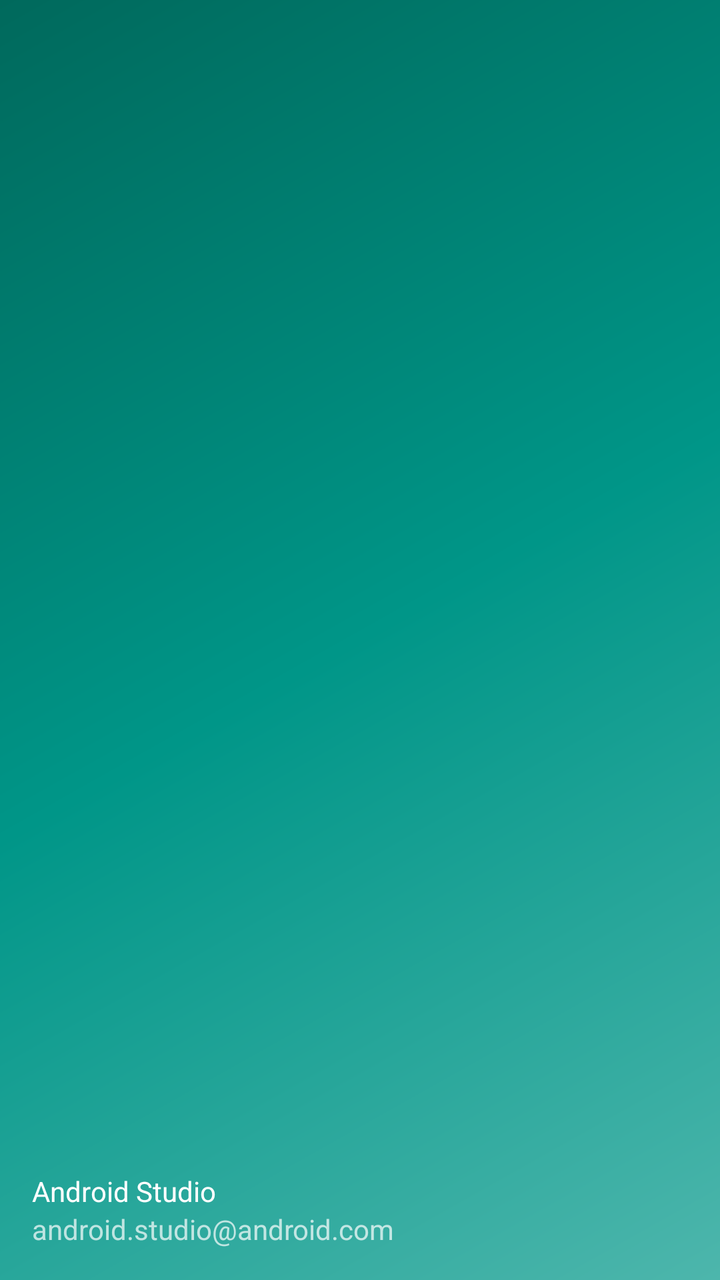
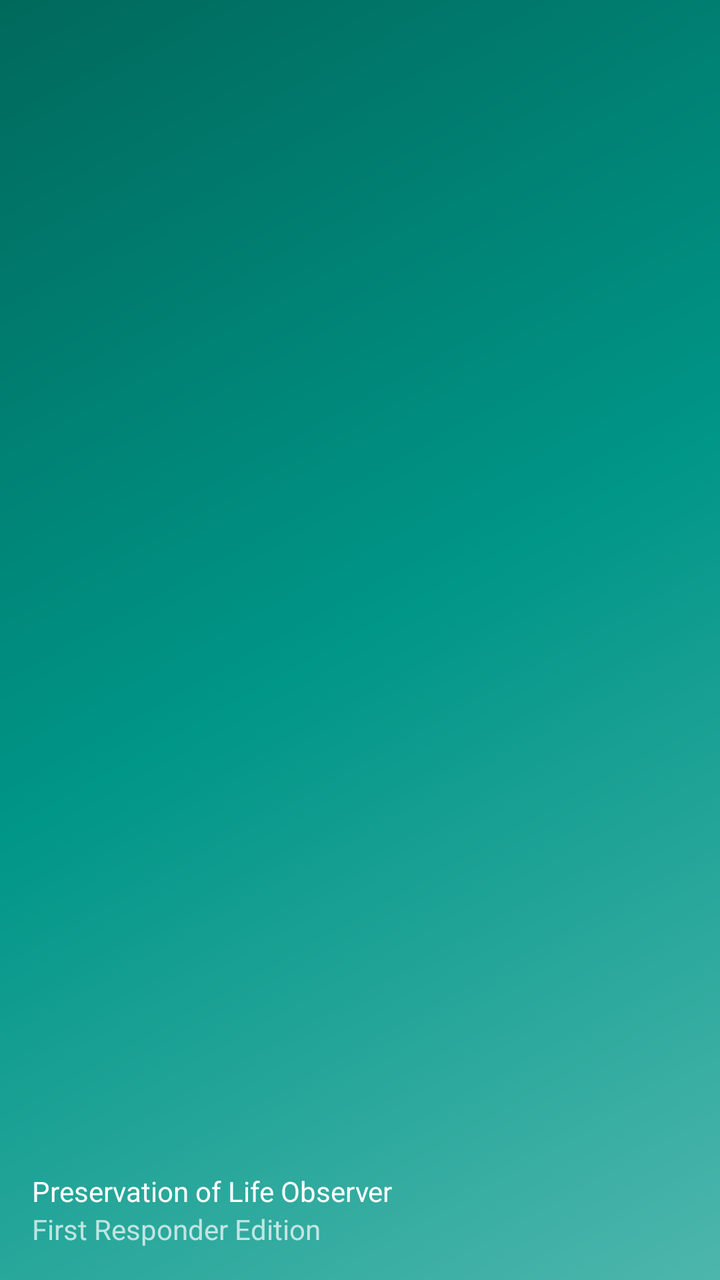

Before-and-after screenshots of an Android layout around one commit, followed by the original layout XML and the change that was made.
<!-- AndroidManifest.xml: application theme AppTheme -->
<!-- res/layout/nav_header_navigation.xml -->
<?xml version="1.0" encoding="utf-8"?>
<LinearLayout xmlns:android="http://schemas.android.com/apk/res/android"
    xmlns:app="http://schemas.android.com/apk/res-auto"
    android:layout_width="match_parent"
    android:layout_height="@dimen/nav_header_height"
    android:background="@drawable/side_nav_bar"
    android:gravity="bottom"
    android:orientation="vertical"
    android:paddingLeft="@dimen/activity_horizontal_margin"
    android:paddingTop="@dimen/activity_vertical_margin"
    android:paddingRight="@dimen/activity_horizontal_margin"
    android:paddingBottom="@dimen/activity_vertical_margin"
    android:theme="@style/ThemeOverlay.AppCompat.Dark">

    <ImageView
        android:id="@+id/imageView"
        android:layout_width="wrap_content"
        android:layout_height="wrap_content"
        android:contentDescription="@string/nav_header_desc"
        android:paddingTop="@dimen/nav_header_vertical_spacing"
        app:srcCompat="@mipmap/ic_launcher_round" />

    <TextView
        android:layout_width="match_parent"
        android:layout_height="wrap_content"
        android:paddingTop="@dimen/nav_header_vertical_spacing"
        android:text="@string/nav_header_title"
        android:textAppearance="@style/TextAppearance.AppCompat.Body1" />

    <TextView
        android:id="@+id/textView"
        android:layout_width="wrap_content"
        android:layout_height="wrap_content"
        android:text="@string/nav_header_subtitle" />

</LinearLayout>
<!-- resources referenced by this layout -->
<resources>
  <dimen name="activity_horizontal_margin">16dp</dimen>
  <dimen name="activity_vertical_margin">16dp</dimen>
  <dimen name="nav_header_height">176dp</dimen>
  <dimen name="nav_header_vertical_spacing">8dp</dimen>
  <!-- drawable side_nav_bar (drawable) -->
  <shape xmlns:android="http://schemas.android.com/apk/res/android"
      android:shape="rectangle">
      <gradient
          android:angle="135"
          android:centerColor="#009688"
          android:endColor="#00695C"
          android:startColor="#4DB6AC"
          android:type="linear" />
  </shape>
  <!-- mipmap ic_launcher_round (mipmap-anydpi-v26) -->
  <?xml version="1.0" encoding="utf-8"?>
  <adaptive-icon xmlns:android="http://schemas.android.com/apk/res/android">
      <background android:drawable="@drawable/ic_launcher_background" />
      <foreground android:drawable="@drawable/ic_launcher_foreground" />
  </adaptive-icon>
  <string name="nav_header_desc">Navigation header</string>
  <string name="nav_header_subtitle">android.studio@android.com</string>
  <string name="nav_header_title">Android Studio</string>
  <style name="AppTheme" parent="Theme.AppCompat.Light.DarkActionBar">
          
          <item name="colorPrimary">@color/colorPrimary</item>
          <item name="colorPrimaryDark">@color/colorPrimaryDark</item>
          <item name="colorAccent">@color/colorAccent</item>
      </style>
  <!-- drawable ic_launcher_background: vector/xml drawable (drawable, 5605 chars, omitted) -->
  <!-- drawable ic_launcher_foreground (drawable-v24) -->
  <vector xmlns:android="http://schemas.android.com/apk/res/android"
      xmlns:aapt="http://schemas.android.com/aapt"
      android:width="108dp"
      android:height="108dp"
      android:viewportWidth="108"
      android:viewportHeight="108">
      <path
          android:fillType="evenOdd"
          android:pathData="M32,64C32,64 38.39,52.99 44.13,50.95C51.37,48.37 70.14,49.57 70.14,49.57L108.26,87.69L108,109.01L75.97,107.97L32,64Z"
          android:strokeWidth="1"
          android:strokeColor="#00000000">
          <aapt:attr name="android:fillColor">
              <gradient
                  android:endX="78.5885"
                  android:endY="90.9159"
                  android:startX="48.7653"
                  android:startY="61.0927"
                  android:type="linear">
                  <item
                      android:color="#44000000"
                      android:offset="0.0" />
                  <item
                      android:color="#00000000"
                      android:offset="1.0" />
              </gradient>
          </aapt:attr>
      </path>
      <path
          android:fillColor="#FFFFFF"
          android:fillType="nonZero"
          android:pathData="M66.94,46.02L66.94,46.02C72.44,50.07 76,56.61 76,64L32,64C32,56.61 35.56,50.11 40.98,46.06L36.18,41.19C35.45,40.45 35.45,39.3 36.18,38.56C36.91,37.81 38.05,37.81 38.78,38.56L44.25,44.05C47.18,42.57 50.48,41.71 54,41.71C57.48,41.71 60.78,42.57 63.68,44.05L69.11,38.56C69.84,37.81 70.98,37.81 71.71,38.56C72.44,39.3 72.44,40.45 71.71,41.19L66.94,46.02ZM62.94,56.92C64.08,56.92 65,56.01 65,54.88C65,53.76 64.08,52.85 62.94,52.85C61.8,52.85 60.88,53.76 60.88,54.88C60.88,56.01 61.8,56.92 62.94,56.92ZM45.06,56.92C46.2,56.92 47.13,56.01 47.13,54.88C47.13,53.76 46.2,52.85 45.06,52.85C43.92,52.85 43,53.76 43,54.88C43,56.01 43.92,56.92 45.06,56.92Z"
          android:strokeWidth="1"
          android:strokeColor="#00000000" />
  </vector>
  <color name="colorPrimary">#008577</color>
  <color name="colorPrimaryDark">#00574B</color>
  <color name="colorAccent">#D81B60</color>
</resources>

<!-- the commit's change to res/layout/nav_header_navigation.xml (unified diff, before → after) -->
@@ -1,6 +1,7 @@
 <?xml version="1.0" encoding="utf-8"?>
 <LinearLayout xmlns:android="http://schemas.android.com/apk/res/android"
     xmlns:app="http://schemas.android.com/apk/res-auto"
+    xmlns:tools="http://schemas.android.com/tools"
     android:layout_width="match_parent"
     android:layout_height="@dimen/nav_header_height"
     android:background="@drawable/side_nav_bar"
<!-- resource entries referenced after the edit -->
@@ -21,8 +21,8 @@
       <foreground android:drawable="@drawable/ic_launcher_foreground" />
   </adaptive-icon>
   <string name="nav_header_desc">Navigation header</string>
-  <string name="nav_header_subtitle">android.studio@android.com</string>
-  <string name="nav_header_title">Android Studio</string>
+  <string name="nav_header_subtitle">First Responder Edition</string>
+  <string name="nav_header_title">Preservation of Life Observer</string>
   <style name="AppTheme" parent="Theme.AppCompat.Light.DarkActionBar">
           
           <item name="colorPrimary">@color/colorPrimary</item>
